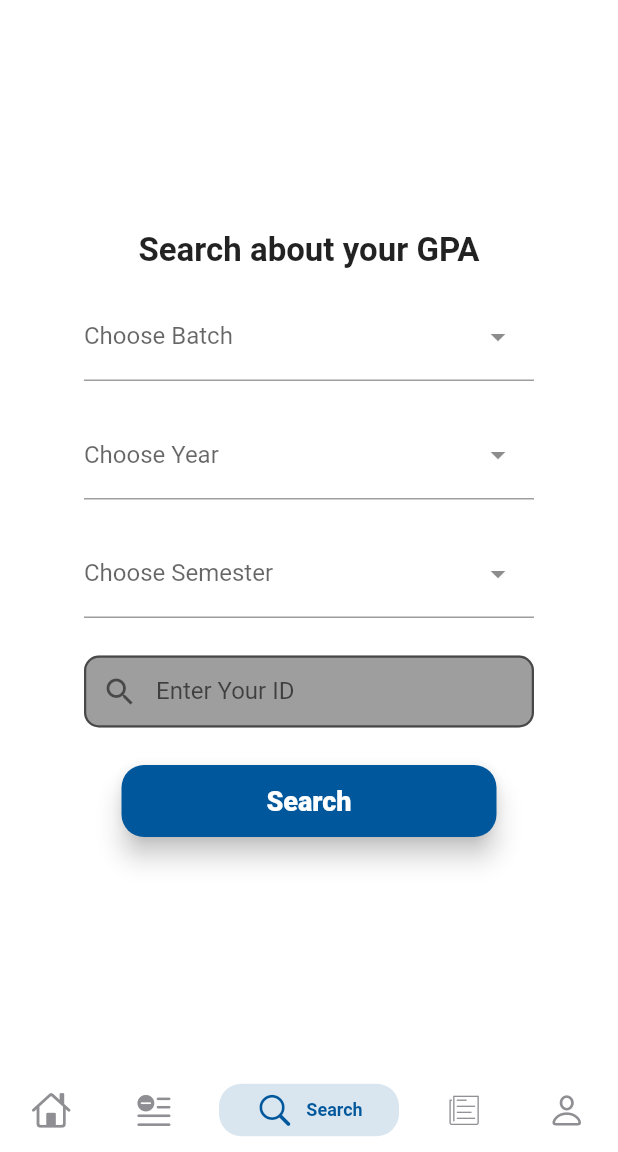
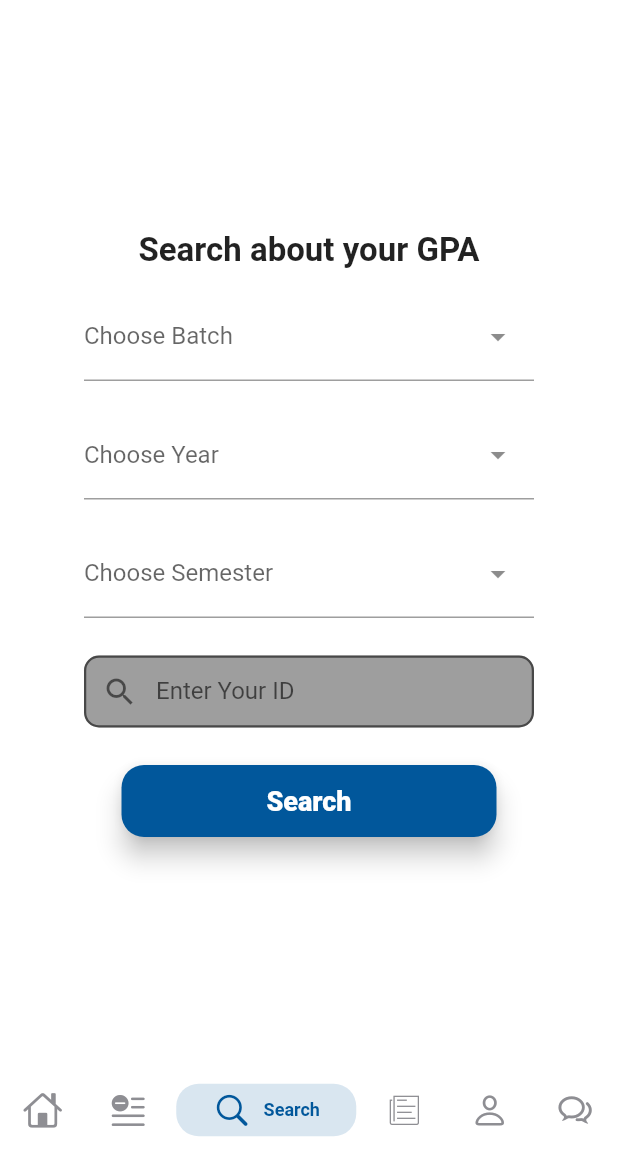
Before and after one commit to abdullahAabu-kuffa/Student-Services, a Flutter app: the MainPage screen opened by its route, item 3 of the bottom bar chosen, on a phone screen of 412 x 824 dp, the part 84-1236 px from its top. Run offline on Flutter 3.47's test engine with Material 2 defaults, Android fonts, the phone set to English and light mode, and no system bars; drawn by our look-alikes of dropdown_search, persistent_bottom_nav_bar; our stand-ins replace firebase_auth, firebase_core, modal_progress_hud_nsn; accounts and stored records are empty.

Commit message:
about ChatGPT

```diff
--- a/lib/MainPage/mainPage.dart
+++ b/lib/MainPage/mainPage.dart
@@ -85,6 +85,12 @@ class _MainPageState extends State<MainPage> {
         activeColorPrimary: mainColor,
         inactiveColorPrimary: CupertinoColors.systemGrey,
       ),
+      PersistentBottomNavBarItem(
+        icon: const Icon(CupertinoIcons.chat_bubble_2),
+        title: ("ChatGPT"),
+        activeColorPrimary: mainColor,
+        inactiveColorPrimary: CupertinoColors.systemGrey,
+      ),
     ];
   }
 }
```
